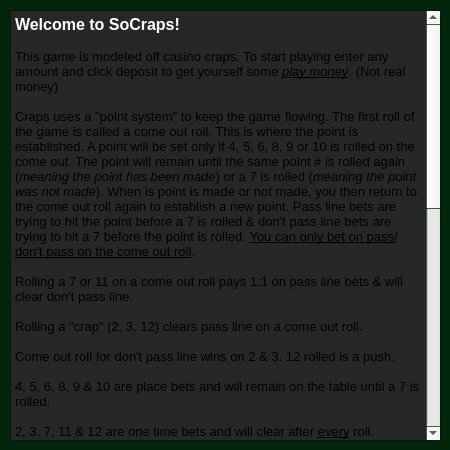
Above: rulespopup.ui from SixofClubsss/SoCraps before the change. Below: the same form after it.
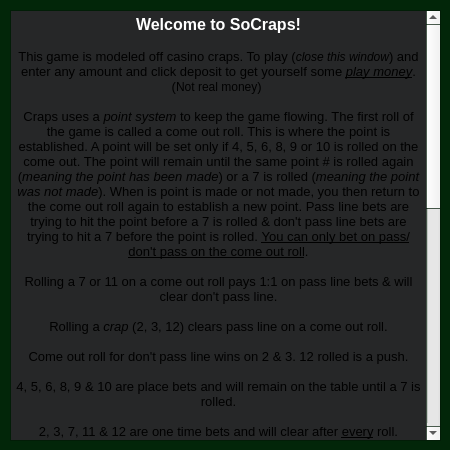
That is the form after the change.

Patch:
```diff
--- a/rulespopup.ui
+++ b/rulespopup.ui
@@ -75,7 +75,10 @@
    </palette>
   </property>
   <property name="windowTitle">
-   <string>Dialog</string>
+   <string>Rules</string>
+  </property>
+  <property name="sizeGripEnabled">
+   <bool>false</bool>
   </property>
   <widget class="QTextBrowser" name="textBrowser">
    <property name="geometry">
@@ -91,51 +94,51 @@
 &lt;html&gt;&lt;head&gt;&lt;meta name=&quot;qrichtext&quot; content=&quot;1&quot; /&gt;&lt;style type=&quot;text/css&quot;&gt;
 p, li { white-space: pre-wrap; }
 &lt;/style&gt;&lt;/head&gt;&lt;body style=&quot; font-family:'Ubuntu'; font-size:10pt; font-weight:400; font-style:normal;&quot;&gt;
-&lt;p style=&quot; margin-top:0px; margin-bottom:0px; margin-left:0px; margin-right:0px; -qt-block-indent:0; text-indent:0px;&quot;&gt;&lt;span style=&quot; font-size:12pt; font-weight:600; color:#ffffff;&quot;&gt;Welcome to SoCraps!&lt;/span&gt;&lt;/p&gt;
-&lt;p style=&quot;-qt-paragraph-type:empty; margin-top:0px; margin-bottom:0px; margin-left:0px; margin-right:0px; -qt-block-indent:0; text-indent:0px; font-weight:600;&quot;&gt;&lt;br /&gt;&lt;/p&gt;
-&lt;p style=&quot; margin-top:0px; margin-bottom:0px; margin-left:0px; margin-right:0px; -qt-block-indent:0; text-indent:0px;&quot;&gt;This game is modeled off casino craps. To start playing enter any amount and click deposit to get yourself some &lt;span style=&quot; font-style:italic; text-decoration: underline;&quot;&gt;play money&lt;/span&gt;. (Not real money) &lt;/p&gt;
-&lt;p style=&quot;-qt-paragraph-type:empty; margin-top:0px; margin-bottom:0px; margin-left:0px; margin-right:0px; -qt-block-indent:0; text-indent:0px;&quot;&gt;&lt;br /&gt;&lt;/p&gt;
-&lt;p style=&quot; margin-top:0px; margin-bottom:0px; margin-left:0px; margin-right:0px; -qt-block-indent:0; text-indent:0px;&quot;&gt;Craps uses a &amp;quot;point system&amp;quot; to keep the game flowing. The first roll of the game is called a come out roll. This is where the point is established. A point will be set only if 4, 5, 6, 8, 9 or 10 is rolled on the come out. The point will remain until the same point # is rolled again (&lt;span style=&quot; font-style:italic;&quot;&gt;meaning the point has been made&lt;/span&gt;) or a 7 is rolled (&lt;span style=&quot; font-style:italic;&quot;&gt;meaning the point was not made&lt;/span&gt;). When is point is made or not made, you then return to the come out roll again to establish a new point. Pass line bets are trying to hit the point before a 7 is rolled &amp;amp; don't pass line bets are trying to hit a 7 before the point is rolled. &lt;span style=&quot; text-decoration: underline;&quot;&gt;You can only bet on pass/don't pass on the come out roll&lt;/span&gt;.&lt;/p&gt;
-&lt;p style=&quot;-qt-paragraph-type:empty; margin-top:0px; margin-bottom:0px; margin-left:0px; margin-right:0px; -qt-block-indent:0; text-indent:0px;&quot;&gt;&lt;br /&gt;&lt;/p&gt;
-&lt;p style=&quot; margin-top:0px; margin-bottom:0px; margin-left:0px; margin-right:0px; -qt-block-indent:0; text-indent:0px;&quot;&gt;Rolling a 7 or 11 on a come out roll pays 1:1 on pass line bets &amp;amp; will clear don't pass line.&lt;/p&gt;
-&lt;p style=&quot;-qt-paragraph-type:empty; margin-top:0px; margin-bottom:0px; margin-left:0px; margin-right:0px; -qt-block-indent:0; text-indent:0px;&quot;&gt;&lt;br /&gt;&lt;/p&gt;
-&lt;p style=&quot; margin-top:0px; margin-bottom:0px; margin-left:0px; margin-right:0px; -qt-block-indent:0; text-indent:0px;&quot;&gt;Rolling a &amp;quot;crap&amp;quot; (2, 3, 12) clears pass line on a come out roll.&lt;/p&gt;
-&lt;p style=&quot;-qt-paragraph-type:empty; margin-top:0px; margin-bottom:0px; margin-left:0px; margin-right:0px; -qt-block-indent:0; text-indent:0px;&quot;&gt;&lt;br /&gt;&lt;/p&gt;
-&lt;p style=&quot; margin-top:0px; margin-bottom:0px; margin-left:0px; margin-right:0px; -qt-block-indent:0; text-indent:0px;&quot;&gt;Come out roll for don't pass line wins on 2 &amp;amp; 3. 12 rolled is a push.&lt;/p&gt;
-&lt;p style=&quot;-qt-paragraph-type:empty; margin-top:0px; margin-bottom:0px; margin-left:0px; margin-right:0px; -qt-block-indent:0; text-indent:0px;&quot;&gt;&lt;br /&gt;&lt;/p&gt;
-&lt;p style=&quot; margin-top:0px; margin-bottom:0px; margin-left:0px; margin-right:0px; -qt-block-indent:0; text-indent:0px;&quot;&gt;4, 5, 6, 8, 9 &amp;amp; 10 are place bets and will remain on the table until a 7 is rolled.&lt;/p&gt;
-&lt;p style=&quot;-qt-paragraph-type:empty; margin-top:0px; margin-bottom:0px; margin-left:0px; margin-right:0px; -qt-block-indent:0; text-indent:0px;&quot;&gt;&lt;br /&gt;&lt;/p&gt;
-&lt;p style=&quot; margin-top:0px; margin-bottom:0px; margin-left:0px; margin-right:0px; -qt-block-indent:0; text-indent:0px;&quot;&gt;2, 3, 7, 11 &amp;amp; 12 are one time bets and will clear after &lt;span style=&quot; text-decoration: underline;&quot;&gt;every&lt;/span&gt; roll.&lt;/p&gt;
-&lt;p style=&quot;-qt-paragraph-type:empty; margin-top:0px; margin-bottom:0px; margin-left:0px; margin-right:0px; -qt-block-indent:0; text-indent:0px;&quot;&gt;&lt;br /&gt;&lt;/p&gt;
-&lt;p style=&quot; margin-top:0px; margin-bottom:0px; margin-left:0px; margin-right:0px; -qt-block-indent:0; text-indent:0px;&quot;&gt;Repeat bet buttons to redo last bets, remove bet buttons to remove funds on table.&lt;/p&gt;
-&lt;p style=&quot;-qt-paragraph-type:empty; margin-top:0px; margin-bottom:0px; margin-left:0px; margin-right:0px; -qt-block-indent:0; text-indent:0px;&quot;&gt;&lt;br /&gt;&lt;/p&gt;
-&lt;p style=&quot;-qt-paragraph-type:empty; margin-top:0px; margin-bottom:0px; margin-left:0px; margin-right:0px; -qt-block-indent:0; text-indent:0px;&quot;&gt;&lt;br /&gt;&lt;/p&gt;
-&lt;p style=&quot; margin-top:0px; margin-bottom:0px; margin-left:0px; margin-right:0px; -qt-block-indent:0; text-indent:0px;&quot;&gt;&lt;span style=&quot; font-weight:600; text-decoration: underline;&quot;&gt;Payouts:&lt;/span&gt;&lt;/p&gt;
-&lt;p style=&quot;-qt-paragraph-type:empty; margin-top:0px; margin-bottom:0px; margin-left:0px; margin-right:0px; -qt-block-indent:0; text-indent:0px; font-weight:600; text-decoration: underline;&quot;&gt;&lt;br /&gt;&lt;/p&gt;
-&lt;p style=&quot; margin-top:0px; margin-bottom:0px; margin-left:0px; margin-right:0px; -qt-block-indent:0; text-indent:0px;&quot;&gt;&amp;gt; Pass line -  1:1&lt;/p&gt;
-&lt;p style=&quot; margin-top:0px; margin-bottom:0px; margin-left:0px; margin-right:0px; -qt-block-indent:0; text-indent:0px;&quot;&gt;&amp;gt; Don't pass -  1:1&lt;/p&gt;
-&lt;p style=&quot; margin-top:0px; margin-bottom:0px; margin-left:0px; margin-right:0px; -qt-block-indent:0; text-indent:0px;&quot;&gt;&amp;gt; 2 pays - 30:1&lt;/p&gt;
-&lt;p style=&quot; margin-top:0px; margin-bottom:0px; margin-left:0px; margin-right:0px; -qt-block-indent:0; text-indent:0px;&quot;&gt;&amp;gt; 3 pays - 15:1&lt;/p&gt;
-&lt;p style=&quot; margin-top:0px; margin-bottom:0px; margin-left:0px; margin-right:0px; -qt-block-indent:0; text-indent:0px;&quot;&gt;&amp;gt; 4 pays - 9:5&lt;/p&gt;
-&lt;p style=&quot; margin-top:0px; margin-bottom:0px; margin-left:0px; margin-right:0px; -qt-block-indent:0; text-indent:0px;&quot;&gt;&amp;gt; 5 pays - 7:5&lt;/p&gt;
-&lt;p style=&quot; margin-top:0px; margin-bottom:0px; margin-left:0px; margin-right:0px; -qt-block-indent:0; text-indent:0px;&quot;&gt;&amp;gt; 6 pays - 7:6&lt;/p&gt;
-&lt;p style=&quot; margin-top:0px; margin-bottom:0px; margin-left:0px; margin-right:0px; -qt-block-indent:0; text-indent:0px;&quot;&gt;&amp;gt; 7 pays - 4:1&lt;/p&gt;
-&lt;p style=&quot; margin-top:0px; margin-bottom:0px; margin-left:0px; margin-right:0px; -qt-block-indent:0; text-indent:0px;&quot;&gt;&amp;gt; 8 pays - 7:6&lt;/p&gt;
-&lt;p style=&quot; margin-top:0px; margin-bottom:0px; margin-left:0px; margin-right:0px; -qt-block-indent:0; text-indent:0px;&quot;&gt;&amp;gt; 9 pays - 7:5&lt;/p&gt;
-&lt;p style=&quot; margin-top:0px; margin-bottom:0px; margin-left:0px; margin-right:0px; -qt-block-indent:0; text-indent:0px;&quot;&gt;&amp;gt; 10 pays - 9:5&lt;/p&gt;
-&lt;p style=&quot; margin-top:0px; margin-bottom:0px; margin-left:0px; margin-right:0px; -qt-block-indent:0; text-indent:0px;&quot;&gt;&amp;gt; 11 pays - 15:1&lt;/p&gt;
-&lt;p style=&quot; margin-top:0px; margin-bottom:0px; margin-left:0px; margin-right:0px; -qt-block-indent:0; text-indent:0px;&quot;&gt;&amp;gt; 12 pays - 30:1&lt;/p&gt;
-&lt;p style=&quot;-qt-paragraph-type:empty; margin-top:0px; margin-bottom:0px; margin-left:0px; margin-right:0px; -qt-block-indent:0; text-indent:0px;&quot;&gt;&lt;br /&gt;&lt;/p&gt;
-&lt;p style=&quot;-qt-paragraph-type:empty; margin-top:0px; margin-bottom:0px; margin-left:0px; margin-right:0px; -qt-block-indent:0; text-indent:0px;&quot;&gt;&lt;br /&gt;&lt;/p&gt;
-&lt;p style=&quot; margin-top:0px; margin-bottom:0px; margin-left:0px; margin-right:0px; -qt-block-indent:0; text-indent:0px;&quot;&gt;&lt;span style=&quot; font-size:11pt;&quot;&gt;You can return to this menu at anytime by hitting the &lt;/span&gt;&lt;span style=&quot; font-size:11pt; font-weight:600; text-decoration: underline;&quot;&gt;Help&lt;/span&gt;&lt;span style=&quot; font-size:11pt;&quot;&gt; button.&lt;/span&gt;&lt;/p&gt;
-&lt;p style=&quot;-qt-paragraph-type:empty; margin-top:0px; margin-bottom:0px; margin-left:0px; margin-right:0px; -qt-block-indent:0; text-indent:0px;&quot;&gt;&lt;br /&gt;&lt;/p&gt;
-&lt;p style=&quot; margin-top:0px; margin-bottom:0px; margin-left:0px; margin-right:0px; -qt-block-indent:0; text-indent:0px;&quot;&gt;For a more detailed explaination of how craps works you can check out this guide for begginers. &lt;/p&gt;
-&lt;p style=&quot;-qt-paragraph-type:empty; margin-top:0px; margin-bottom:0px; margin-left:0px; margin-right:0px; -qt-block-indent:0; text-indent:0px;&quot;&gt;&lt;br /&gt;&lt;/p&gt;
-&lt;p style=&quot; margin-top:0px; margin-bottom:0px; margin-left:0px; margin-right:0px; -qt-block-indent:0; text-indent:0px;&quot;&gt;( https://www.pokernews.com/casino/craps-dummies-guide.htm )&lt;/p&gt;
-&lt;p style=&quot;-qt-paragraph-type:empty; margin-top:0px; margin-bottom:0px; margin-left:0px; margin-right:0px; -qt-block-indent:0; text-indent:0px;&quot;&gt;&lt;br /&gt;&lt;/p&gt;
-&lt;p style=&quot;-qt-paragraph-type:empty; margin-top:0px; margin-bottom:0px; margin-left:0px; margin-right:0px; -qt-block-indent:0; text-indent:0px;&quot;&gt;&lt;br /&gt;&lt;/p&gt;
-&lt;p style=&quot; margin-top:0px; margin-bottom:0px; margin-left:0px; margin-right:0px; -qt-block-indent:0; text-indent:0px;&quot;&gt;&lt;span style=&quot; font-size:11pt; font-weight:600;&quot;&gt;Have Fun Playing!&lt;/span&gt;&lt;/p&gt;
-&lt;p style=&quot;-qt-paragraph-type:empty; margin-top:0px; margin-bottom:0px; margin-left:0px; margin-right:0px; -qt-block-indent:0; text-indent:0px;&quot;&gt;&lt;br /&gt;&lt;/p&gt;&lt;/body&gt;&lt;/html&gt;</string>
+&lt;p align=&quot;center&quot; style=&quot; margin-top:0px; margin-bottom:0px; margin-left:0px; margin-right:0px; -qt-block-indent:0; text-indent:0px;&quot;&gt;&lt;span style=&quot; font-size:12pt; font-weight:600; color:#ffffff;&quot;&gt;Welcome to SoCraps!&lt;/span&gt;&lt;/p&gt;
+&lt;p align=&quot;center&quot; style=&quot;-qt-paragraph-type:empty; margin-top:0px; margin-bottom:0px; margin-left:0px; margin-right:0px; -qt-block-indent:0; text-indent:0px; font-weight:600;&quot;&gt;&lt;br /&gt;&lt;/p&gt;
+&lt;p align=&quot;center&quot; style=&quot; margin-top:0px; margin-bottom:0px; margin-left:0px; margin-right:0px; -qt-block-indent:0; text-indent:0px;&quot;&gt;This game is modeled off casino craps. To play (&lt;span style=&quot; font-size:9pt; font-style:italic;&quot;&gt;close this window&lt;/span&gt;) and enter any amount and click deposit to get yourself some &lt;span style=&quot; font-style:italic; text-decoration: underline;&quot;&gt;play money&lt;/span&gt;. (&lt;span style=&quot; font-size:9pt;&quot;&gt;Not real money&lt;/span&gt;) &lt;/p&gt;
+&lt;p align=&quot;center&quot; style=&quot;-qt-paragraph-type:empty; margin-top:0px; margin-bottom:0px; margin-left:0px; margin-right:0px; -qt-block-indent:0; text-indent:0px;&quot;&gt;&lt;br /&gt;&lt;/p&gt;
+&lt;p align=&quot;center&quot; style=&quot; margin-top:0px; margin-bottom:0px; margin-left:0px; margin-right:0px; -qt-block-indent:0; text-indent:0px;&quot;&gt;Craps uses a &lt;span style=&quot; font-style:italic;&quot;&gt;point system&lt;/span&gt; to keep the game flowing. The first roll of the game is called a come out roll. This is where the point is established. A point will be set only if 4, 5, 6, 8, 9 or 10 is rolled on the come out. The point will remain until the same point # is rolled again (&lt;span style=&quot; font-style:italic;&quot;&gt;meaning the point has been made&lt;/span&gt;) or a 7 is rolled (&lt;span style=&quot; font-style:italic;&quot;&gt;meaning the point was not made&lt;/span&gt;). When is point is made or not made, you then return to the come out roll again to establish a new point. Pass line bets are trying to hit the point before a 7 is rolled &amp;amp; don't pass line bets are trying to hit a 7 before the point is rolled. &lt;span style=&quot; text-decoration: underline;&quot;&gt;You can only bet on pass/don't pass on the come out roll&lt;/span&gt;.&lt;/p&gt;
+&lt;p align=&quot;center&quot; style=&quot;-qt-paragraph-type:empty; margin-top:0px; margin-bottom:0px; margin-left:0px; margin-right:0px; -qt-block-indent:0; text-indent:0px;&quot;&gt;&lt;br /&gt;&lt;/p&gt;
+&lt;p align=&quot;center&quot; style=&quot; margin-top:0px; margin-bottom:0px; margin-left:0px; margin-right:0px; -qt-block-indent:0; text-indent:0px;&quot;&gt;Rolling a 7 or 11 on a come out roll pays 1:1 on pass line bets &amp;amp; will clear don't pass line.&lt;/p&gt;
+&lt;p align=&quot;center&quot; style=&quot;-qt-paragraph-type:empty; margin-top:0px; margin-bottom:0px; margin-left:0px; margin-right:0px; -qt-block-indent:0; text-indent:0px;&quot;&gt;&lt;br /&gt;&lt;/p&gt;
+&lt;p align=&quot;center&quot; style=&quot; margin-top:0px; margin-bottom:0px; margin-left:0px; margin-right:0px; -qt-block-indent:0; text-indent:0px;&quot;&gt;Rolling a &lt;span style=&quot; font-style:italic;&quot;&gt;crap&lt;/span&gt; (2, 3, 12) clears pass line on a come out roll.&lt;/p&gt;
+&lt;p align=&quot;center&quot; style=&quot;-qt-paragraph-type:empty; margin-top:0px; margin-bottom:0px; margin-left:0px; margin-right:0px; -qt-block-indent:0; text-indent:0px;&quot;&gt;&lt;br /&gt;&lt;/p&gt;
+&lt;p align=&quot;center&quot; style=&quot; margin-top:0px; margin-bottom:0px; margin-left:0px; margin-right:0px; -qt-block-indent:0; text-indent:0px;&quot;&gt;Come out roll for don't pass line wins on 2 &amp;amp; 3. 12 rolled is a push.&lt;/p&gt;
+&lt;p align=&quot;center&quot; style=&quot;-qt-paragraph-type:empty; margin-top:0px; margin-bottom:0px; margin-left:0px; margin-right:0px; -qt-block-indent:0; text-indent:0px;&quot;&gt;&lt;br /&gt;&lt;/p&gt;
+&lt;p align=&quot;center&quot; style=&quot; margin-top:0px; margin-bottom:0px; margin-left:0px; margin-right:0px; -qt-block-indent:0; text-indent:0px;&quot;&gt;4, 5, 6, 8, 9 &amp;amp; 10 are place bets and will remain on the table until a 7 is rolled.&lt;/p&gt;
+&lt;p align=&quot;center&quot; style=&quot;-qt-paragraph-type:empty; margin-top:0px; margin-bottom:0px; margin-left:0px; margin-right:0px; -qt-block-indent:0; text-indent:0px;&quot;&gt;&lt;br /&gt;&lt;/p&gt;
+&lt;p align=&quot;center&quot; style=&quot; margin-top:0px; margin-bottom:0px; margin-left:0px; margin-right:0px; -qt-block-indent:0; text-indent:0px;&quot;&gt;2, 3, 7, 11 &amp;amp; 12 are one time bets and will clear after &lt;span style=&quot; text-decoration: underline;&quot;&gt;every&lt;/span&gt; roll.&lt;/p&gt;
+&lt;p align=&quot;center&quot; style=&quot;-qt-paragraph-type:empty; margin-top:0px; margin-bottom:0px; margin-left:0px; margin-right:0px; -qt-block-indent:0; text-indent:0px;&quot;&gt;&lt;br /&gt;&lt;/p&gt;
+&lt;p align=&quot;center&quot; style=&quot; margin-top:0px; margin-bottom:0px; margin-left:0px; margin-right:0px; -qt-block-indent:0; text-indent:0px;&quot;&gt;Repeat bet buttons to redo last bets, remove bet buttons to remove funds on table.&lt;/p&gt;
+&lt;p align=&quot;center&quot; style=&quot;-qt-paragraph-type:empty; margin-top:0px; margin-bottom:0px; margin-left:0px; margin-right:0px; -qt-block-indent:0; text-indent:0px;&quot;&gt;&lt;br /&gt;&lt;/p&gt;
+&lt;p align=&quot;center&quot; style=&quot;-qt-paragraph-type:empty; margin-top:0px; margin-bottom:0px; margin-left:0px; margin-right:0px; -qt-block-indent:0; text-indent:0px;&quot;&gt;&lt;br /&gt;&lt;/p&gt;
+&lt;p align=&quot;center&quot; style=&quot; margin-top:0px; margin-bottom:0px; margin-left:0px; margin-right:0px; -qt-block-indent:0; text-indent:0px;&quot;&gt;&lt;span style=&quot; font-weight:600; text-decoration: underline;&quot;&gt;Payouts:&lt;/span&gt;&lt;/p&gt;
+&lt;p align=&quot;center&quot; style=&quot;-qt-paragraph-type:empty; margin-top:0px; margin-bottom:0px; margin-left:0px; margin-right:0px; -qt-block-indent:0; text-indent:0px; font-weight:600; text-decoration: underline;&quot;&gt;&lt;br /&gt;&lt;/p&gt;
+&lt;p align=&quot;center&quot; style=&quot; margin-top:0px; margin-bottom:0px; margin-left:0px; margin-right:0px; -qt-block-indent:0; text-indent:0px;&quot;&gt;&amp;gt; Pass line -  1:1 &amp;lt;&lt;/p&gt;
+&lt;p align=&quot;center&quot; style=&quot; margin-top:0px; margin-bottom:0px; margin-left:0px; margin-right:0px; -qt-block-indent:0; text-indent:0px;&quot;&gt;&amp;gt; Don't pass -  1:1 &amp;lt;&lt;/p&gt;
+&lt;p align=&quot;center&quot; style=&quot; margin-top:0px; margin-bottom:0px; margin-left:0px; margin-right:0px; -qt-block-indent:0; text-indent:0px;&quot;&gt;&amp;gt; 2 pays - 30:1 &amp;lt;&lt;/p&gt;
+&lt;p align=&quot;center&quot; style=&quot; margin-top:0px; margin-bottom:0px; margin-left:0px; margin-right:0px; -qt-block-indent:0; text-indent:0px;&quot;&gt;&amp;gt; 3 pays - 15:1 &amp;lt;&lt;/p&gt;
+&lt;p align=&quot;center&quot; style=&quot; margin-top:0px; margin-bottom:0px; margin-left:0px; margin-right:0px; -qt-block-indent:0; text-indent:0px;&quot;&gt;&amp;gt; 4 pays - 9:5 &amp;lt;&lt;/p&gt;
+&lt;p align=&quot;center&quot; style=&quot; margin-top:0px; margin-bottom:0px; margin-left:0px; margin-right:0px; -qt-block-indent:0; text-indent:0px;&quot;&gt;&amp;gt; 5 pays - 7:5 &amp;gt;&lt;/p&gt;
+&lt;p align=&quot;center&quot; style=&quot; margin-top:0px; margin-bottom:0px; margin-left:0px; margin-right:0px; -qt-block-indent:0; text-indent:0px;&quot;&gt;&amp;gt; 6 pays - 7:6 &amp;lt;&lt;/p&gt;
+&lt;p align=&quot;center&quot; style=&quot; margin-top:0px; margin-bottom:0px; margin-left:0px; margin-right:0px; -qt-block-indent:0; text-indent:0px;&quot;&gt;&amp;gt; 7 pays - 4:1 &amp;lt;&lt;/p&gt;
+&lt;p align=&quot;center&quot; style=&quot; margin-top:0px; margin-bottom:0px; margin-left:0px; margin-right:0px; -qt-block-indent:0; text-indent:0px;&quot;&gt;&amp;gt; 8 pays - 7:6 &amp;lt;&lt;/p&gt;
+&lt;p align=&quot;center&quot; style=&quot; margin-top:0px; margin-bottom:0px; margin-left:0px; margin-right:0px; -qt-block-indent:0; text-indent:0px;&quot;&gt;&amp;gt; 9 pays - 7:5 &amp;lt;&lt;/p&gt;
+&lt;p align=&quot;center&quot; style=&quot; margin-top:0px; margin-bottom:0px; margin-left:0px; margin-right:0px; -qt-block-indent:0; text-indent:0px;&quot;&gt;&amp;gt; 10 pays - 9:5 &amp;lt;&lt;/p&gt;
+&lt;p align=&quot;center&quot; style=&quot; margin-top:0px; margin-bottom:0px; margin-left:0px; margin-right:0px; -qt-block-indent:0; text-indent:0px;&quot;&gt;&amp;gt; 11 pays - 15:1 &amp;lt;&lt;/p&gt;
+&lt;p align=&quot;center&quot; style=&quot; margin-top:0px; margin-bottom:0px; margin-left:0px; margin-right:0px; -qt-block-indent:0; text-indent:0px;&quot;&gt;&amp;gt; 12 pays - 30:1 &amp;lt;&lt;/p&gt;
+&lt;p align=&quot;center&quot; style=&quot;-qt-paragraph-type:empty; margin-top:0px; margin-bottom:0px; margin-left:0px; margin-right:0px; -qt-block-indent:0; text-indent:0px;&quot;&gt;&lt;br /&gt;&lt;/p&gt;
+&lt;p align=&quot;center&quot; style=&quot;-qt-paragraph-type:empty; margin-top:0px; margin-bottom:0px; margin-left:0px; margin-right:0px; -qt-block-indent:0; text-indent:0px;&quot;&gt;&lt;br /&gt;&lt;/p&gt;
+&lt;p align=&quot;center&quot; style=&quot; margin-top:0px; margin-bottom:0px; margin-left:0px; margin-right:0px; -qt-block-indent:0; text-indent:0px;&quot;&gt;&lt;span style=&quot; font-size:11pt;&quot;&gt;You can return to this menu at anytime by hitting the &lt;/span&gt;&lt;span style=&quot; font-size:11pt; font-weight:600; text-decoration: underline;&quot;&gt;Help&lt;/span&gt;&lt;span style=&quot; font-size:11pt;&quot;&gt; button.&lt;/span&gt;&lt;/p&gt;
+&lt;p align=&quot;center&quot; style=&quot;-qt-paragraph-type:empty; margin-top:0px; margin-bottom:0px; margin-left:0px; margin-right:0px; -qt-block-indent:0; text-indent:0px;&quot;&gt;&lt;br /&gt;&lt;/p&gt;
+&lt;p align=&quot;center&quot; style=&quot; margin-top:0px; margin-bottom:0px; margin-left:0px; margin-right:0px; -qt-block-indent:0; text-indent:0px;&quot;&gt;For a more detailed explaination of how craps works you can check out this guide for begginers. &lt;/p&gt;
+&lt;p align=&quot;center&quot; style=&quot;-qt-paragraph-type:empty; margin-top:0px; margin-bottom:0px; margin-left:0px; margin-right:0px; -qt-block-indent:0; text-indent:0px;&quot;&gt;&lt;br /&gt;&lt;/p&gt;
+&lt;p align=&quot;center&quot; style=&quot; margin-top:0px; margin-bottom:0px; margin-left:0px; margin-right:0px; -qt-block-indent:0; text-indent:0px;&quot;&gt;&lt;span style=&quot; font-size:9pt;&quot;&gt;https://www.pokernews.com/casino/craps-dummies-guide.htm&lt;/span&gt; &lt;/p&gt;
+&lt;p align=&quot;center&quot; style=&quot;-qt-paragraph-type:empty; margin-top:0px; margin-bottom:0px; margin-left:0px; margin-right:0px; -qt-block-indent:0; text-indent:0px;&quot;&gt;&lt;br /&gt;&lt;/p&gt;
+&lt;p align=&quot;center&quot; style=&quot;-qt-paragraph-type:empty; margin-top:0px; margin-bottom:0px; margin-left:0px; margin-right:0px; -qt-block-indent:0; text-indent:0px;&quot;&gt;&lt;br /&gt;&lt;/p&gt;
+&lt;p align=&quot;center&quot; style=&quot; margin-top:0px; margin-bottom:0px; margin-left:0px; margin-right:0px; -qt-block-indent:0; text-indent:0px;&quot;&gt;&lt;span style=&quot; font-size:11pt; font-weight:600;&quot;&gt;Have Fun Playing!&lt;/span&gt;&lt;/p&gt;
+&lt;p align=&quot;center&quot; style=&quot;-qt-paragraph-type:empty; margin-top:0px; margin-bottom:0px; margin-left:0px; margin-right:0px; -qt-block-indent:0; text-indent:0px;&quot;&gt;&lt;br /&gt;&lt;/p&gt;&lt;/body&gt;&lt;/html&gt;</string>
    </property>
   </widget>
  </widget>
```
